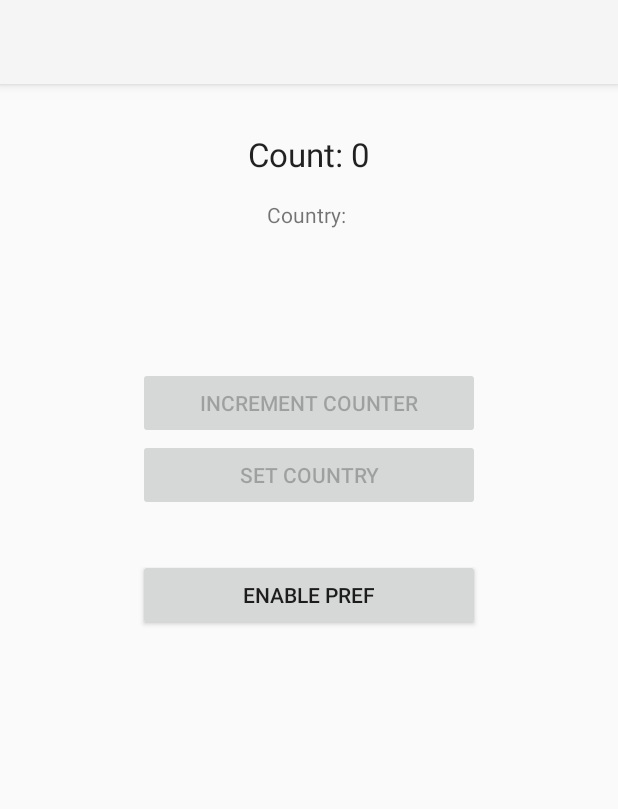
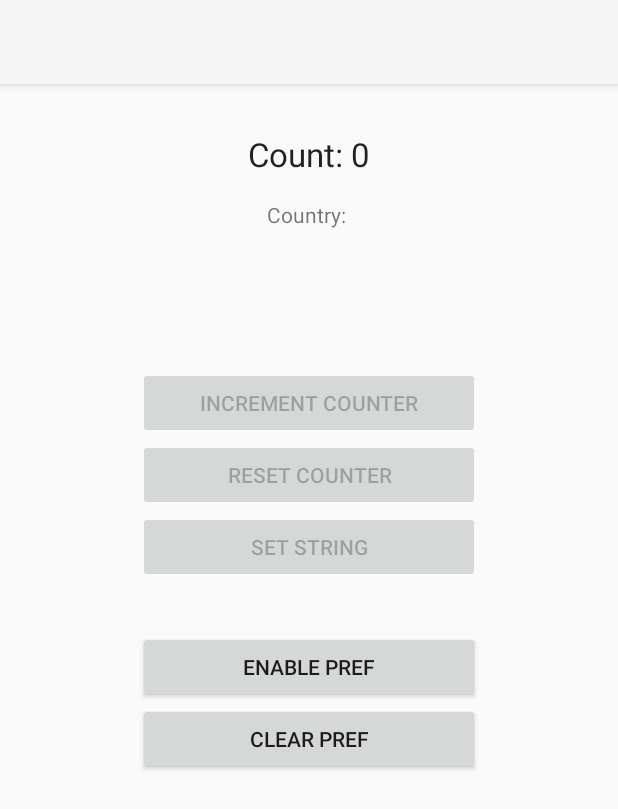
Before and after one commit to pratik-philips/DataStore-Android-Demo, an Android app: the TestDataStorePreferenceActivity screen opened directly, with no data from a screen before it, on a phone screen of 412 x 824 dp. Shown: the top 809 px of the screen. Run offline under Robolectric (Android 15) with nearby library versions, the phone set to English and light mode, and no system bars.

Commit message:
added apis to clear and remove preference

```diff
--- a/app/src/main/java/datastorehelper/AppPreference.kt
+++ b/app/src/main/java/datastorehelper/AppPreference.kt
@@ -4,7 +4,7 @@ import android.content.Context
 import androidx.datastore.preferences.core.*
 import androidx.lifecycle.LiveData
 
-class AppPreference(context: Context) : DataStorePreferenceHelper(context){
+class AppPreference(context: Context) : DataStorePreferenceHelper(context) {
 
     companion object {
         val KEY_COUNTER = intPreferencesKey("example_counter")
@@ -29,7 +29,7 @@ class AppPreference(context: Context) : DataStorePreferenceHelper(context){
         return getValue(KEY_ENABLE, false)
     }
 
-    suspend fun setEnable(enable: Boolean){
+    suspend fun setEnable(enable: Boolean) {
         setValue(KEY_ENABLE, enable)
     }
 
@@ -48,4 +48,8 @@ class AppPreference(context: Context) : DataStorePreferenceHelper(context){
     fun getCountry(): LiveData<String> {
         return getValue(KEY_COUNTRY, "")
     }
+
+    suspend fun resetCounter() {
+        remove(KEY_COUNTER)
+    }
 }
--- a/app/src/main/java/datastorehelper/DataStorePreferenceHelper.kt
+++ b/app/src/main/java/datastorehelper/DataStorePreferenceHelper.kt
@@ -63,6 +63,16 @@ open class DataStorePreferenceHelper(private val context: Context) {
         }
     }
 
+    suspend fun <T> remove(key: Preferences.Key<T>) {
+        context.dataStore.edit { settings ->
+            settings.remove(key)
+        }
+    }
+
+    suspend fun clearPreference() {
+        context.dataStore.edit { settings -> settings.clear() }
+    }
+
     suspend fun incrementValue(key: Preferences.Key<Int>, by: Int = 1) {
         context.dataStore.edit { settings ->
             val currentValue = settings[key] ?: 0
--- a/app/src/main/java/datastorehelper/DataStorePreferenceViewModel.kt
+++ b/app/src/main/java/datastorehelper/DataStorePreferenceViewModel.kt
@@ -34,4 +34,16 @@ class DataStorePreferenceViewModel(application: Application) : AndroidViewModel(
             dataStoreHelper.setCountry(country)
         }
     }
+
+    fun resetCounter() {
+        viewModelScope.launch(Dispatchers.IO) {
+            dataStoreHelper.resetCounter()
+        }
+    }
+
+    fun clearPreferences() {
+        viewModelScope.launch(Dispatchers.IO) {
+            dataStoreHelper.clearPreference()
+        }
+    }
 }
--- a/app/src/main/java/datastorehelper/TestDataStorePreferenceActivity.kt
+++ b/app/src/main/java/datastorehelper/TestDataStorePreferenceActivity.kt
@@ -25,7 +25,8 @@ class TestDataStorePreferenceActivity : AppCompatActivity() {
         })
         viewModel.isEnabled.observe(this, {
             incrementCounter.isEnabled = it
-            setCountry.isEnabled = it
+            setString.isEnabled = it
+            resetCounter.isEnabled = it
             setEnableButtonText(it)
         })
 
@@ -37,7 +38,7 @@ class TestDataStorePreferenceActivity : AppCompatActivity() {
             viewModel.isEnabled.value?.let { it1 -> viewModel.toggle(!it1) }
         }
 
-        setCountry.setOnClickListener {
+        setString.setOnClickListener {
             val view = View.inflate(this, R.layout.view_edittext, null)
             val etCountry = view.findViewById<EditText>(R.id.etCountry)
             etCountry.setText(viewModel.countryLiveData.value ?: "")
@@ -51,6 +52,9 @@ class TestDataStorePreferenceActivity : AppCompatActivity() {
             dialog.setView(view)
             dialog.show()
         }
+
+        clearPref.setOnClickListener { viewModel.clearPreferences() }
+        resetCounter.setOnClickListener { viewModel.resetCounter() }
     }
 
     private fun setEnableButtonText(enable: Boolean) {
--- a/app/src/main/res/layout/activity_test.xml
+++ b/app/src/main/res/layout/activity_test.xml
@@ -28,6 +28,16 @@
         app:layout_constraintTop_toBottomOf="@+id/textView2"
         tools:ignore="HardcodedText" />
 
+    <Button
+        android:id="@+id/resetCounter"
+        android:layout_width="0dp"
+        android:layout_height="wrap_content"
+        android:text="Reset Counter"
+        app:layout_constraintEnd_toStartOf="@+id/guideline3"
+        app:layout_constraintStart_toStartOf="@+id/guideline2"
+        app:layout_constraintTop_toBottomOf="@+id/incrementCounter"
+        tools:ignore="HardcodedText" />
+
     <TextView
         android:id="@+id/textView2"
         android:layout_width="wrap_content"
@@ -46,7 +56,18 @@
         android:text="Enable Pref"
         app:layout_constraintEnd_toStartOf="@+id/guideline3"
         app:layout_constraintStart_toStartOf="@+id/guideline2"
-        app:layout_constraintTop_toBottomOf="@+id/setCountry" />
+        app:layout_constraintTop_toBottomOf="@+id/setString"
+        tools:ignore="HardcodedText" />
+
+    <Button
+        android:id="@+id/clearPref"
+        android:layout_width="0dp"
+        android:layout_height="wrap_content"
+        android:text="Clear Pref"
+        app:layout_constraintEnd_toStartOf="@+id/guideline3"
+        app:layout_constraintStart_toStartOf="@+id/guideline2"
+        app:layout_constraintTop_toBottomOf="@+id/enablePref"
+        tools:ignore="HardcodedText" />
 
     <androidx.constraintlayout.widget.Guideline
         android:id="@+id/guideline2"
@@ -63,11 +84,12 @@
         app:layout_constraintGuide_end="92dp" />
 
     <Button
-        android:id="@+id/setCountry"
+        android:id="@+id/setString"
         android:layout_width="0dp"
         android:layout_height="wrap_content"
-        android:text="Set Country"
+        android:text="Set String"
         app:layout_constraintEnd_toStartOf="@+id/guideline3"
         app:layout_constraintStart_toStartOf="@+id/guideline2"
-        app:layout_constraintTop_toBottomOf="@+id/incrementCounter" />
+        app:layout_constraintTop_toBottomOf="@+id/resetCounter"
+        tools:ignore="HardcodedText" />
 </androidx.constraintlayout.widget.ConstraintLayout>
```
